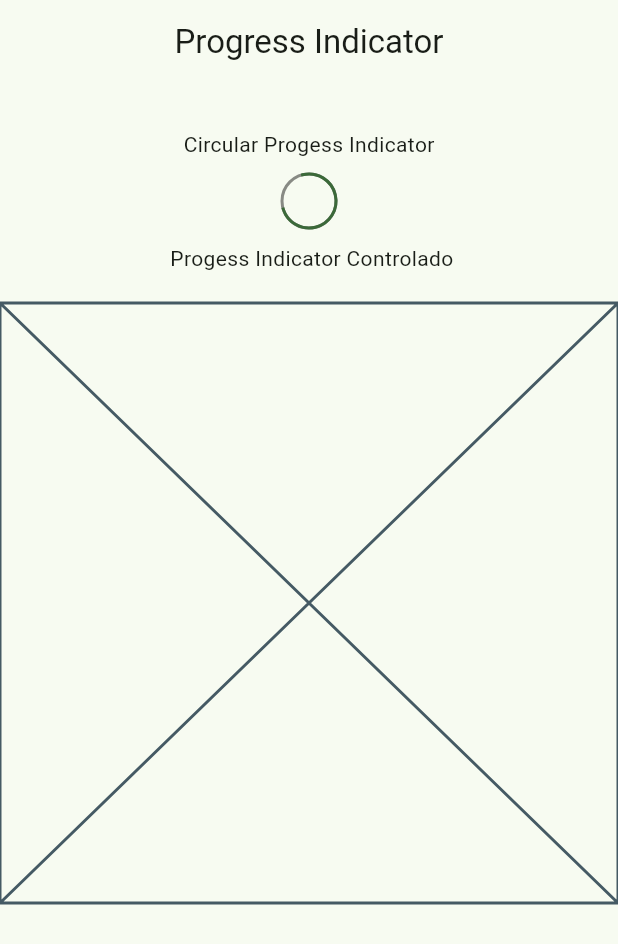
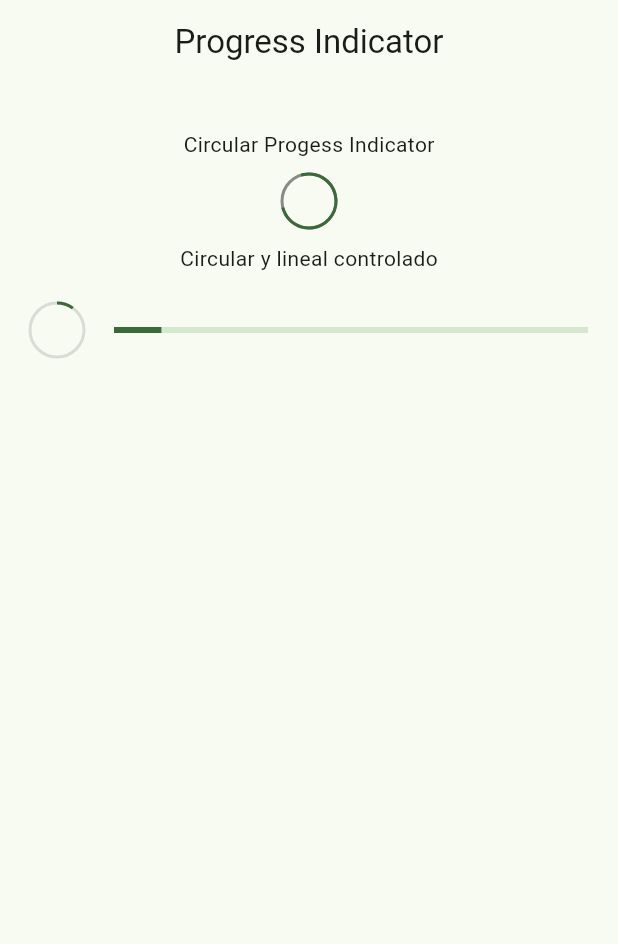
Before and after one commit to KvinBaron/widgestapp, a Flutter app: the ProgressScreen screen opened by its route, on a phone screen of 412 x 824 dp. Shown: the top 944 px of the screen. Run offline on Flutter 3.47's test engine with Material 2 defaults, Android fonts, the phone set to English and light mode, and no system bars; our stand-ins replace go_router; missing offline and left inert: dart:html.

Commit message:
progress indicator terminado

```diff
--- a/lib/presentation/screens/progress/progress_screen.dart
+++ b/lib/presentation/screens/progress/progress_screen.dart
@@ -1,3 +1,5 @@
+import 'dart:html';
+
 import 'package:flutter/material.dart';
 
 class ProgressScreen extends StatelessWidget {
@@ -32,7 +34,7 @@
           CircularProgressIndicator(strokeWidth: 2,backgroundColor: Colors.black45,),
 
           SizedBox( height: 10 ),
-          Text(" Progess Indicator Controlado"),
+          Text("Circular y lineal controlado"),
           SizedBox( height: 20 ),
 
           _ControlerProgressIndicator(),
@@ -46,6 +48,27 @@
 
   @override
   Widget build(BuildContext context) {
-    return const Placeholder();
+    return StreamBuilder(
+      stream: Stream.periodic(const Duration(milliseconds: 300),(value){
+        return (value * 2) / 100;
+      }).takeWhile((value) => value < 100),
+      builder: (context, snapshot) {
+               final progressValue = snapshot.data ?? 0;
+
+        return  Padding(
+          padding: const EdgeInsets.symmetric(horizontal: 20),
+          child: Row(
+            mainAxisAlignment: MainAxisAlignment.center,
+            children: [
+                CircularProgressIndicator( value: progressValue ,strokeWidth: 2, backgroundColor: Colors.black12,),
+              const SizedBox(width : 20,),
+             Expanded(child:
+             LinearProgressIndicator(value: progressValue)
+             )
+            ],
+          ),
+          );
+      }
+    );
   }
 }
```
